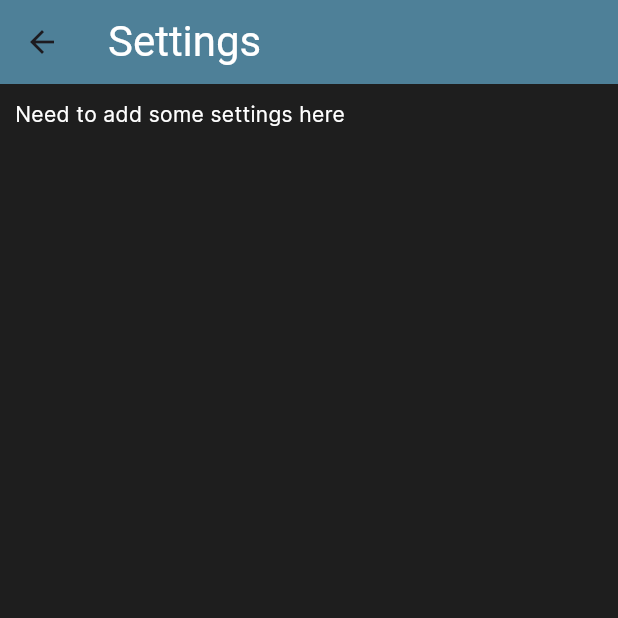
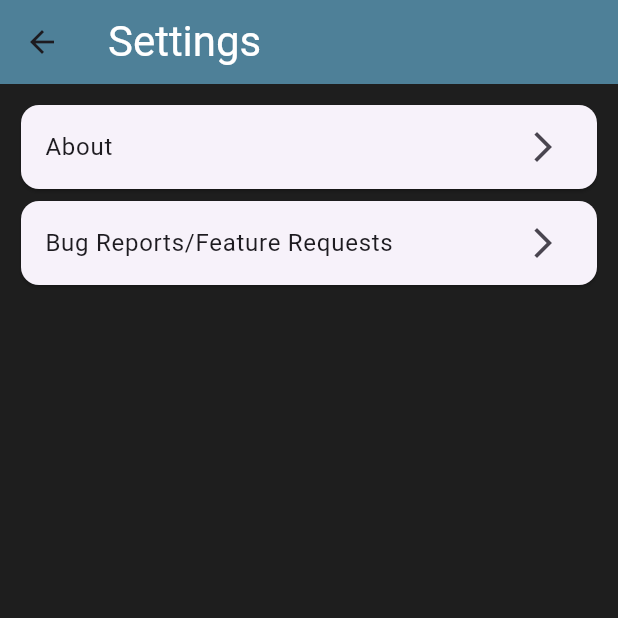
Before and after one commit to mardeyar/StatSense, a Flutter app: the Settings screen opened directly, on a phone screen of 412 x 824 dp, the top half of it. Run offline on Flutter 3.47's test engine with Material 3 defaults, Android fonts, the phone set to English and light mode, and no system bars; network calls fail; Roboto replaces fonts that are missing (Inter-Bold); statements that could not run were skipped.

Commit message:
Added about and bug report/feature request pages

```diff
--- a/lib/UI/settings.dart
+++ b/lib/UI/settings.dart
@@ -1,7 +1,13 @@
 import 'package:flutter/material.dart';
 import 'package:nhl/utils/styles.dart';
+import '../UI/about.dart';
+import '../UI/contact.dart';
 
 class Settings extends StatelessWidget {
+  final List<Widget> appPages = [
+    About(),
+    Contact(),
+  ];
   @override
   Widget build(BuildContext context) {
     return Scaffold(
@@ -14,11 +20,47 @@ class Settings extends StatelessWidget {
       body: Padding(
         padding: EdgeInsets.all(10.0),
         child: SafeArea(
-          child: Text('Need to add some settings here',
-          style: BodyTextStyle.bodyTextStyleReg
+          child: ListView(
+            children: <Widget>[
+              _buildCard(
+                context,
+                'About',
+                  () {
+                  Navigator.push(
+                    context,
+                    MaterialPageRoute(builder: (context) => About()),
+                  );
+                },
+              ),
+              _buildCard(
+                context,
+                'Bug Reports/Feature Requests',
+                    () {
+                  Navigator.push(
+                    context,
+                    MaterialPageRoute(builder: (context) => Contact()),
+                  );
+                },
+              ),
+            ],
           ),
         ),
       ),
     );
   }
+
+  Widget _buildCard(BuildContext context, String title, VoidCallback onTap) {
+    return Card(
+      child: ListTile(
+        title: Row(
+          mainAxisAlignment: MainAxisAlignment.spaceBetween,
+          children: [
+            Text(title),
+            Icon(Icons.arrow_forward_ios),
+          ],
+        ),
+        onTap: onTap,
+      ),
+    );
+  }
 }
```
